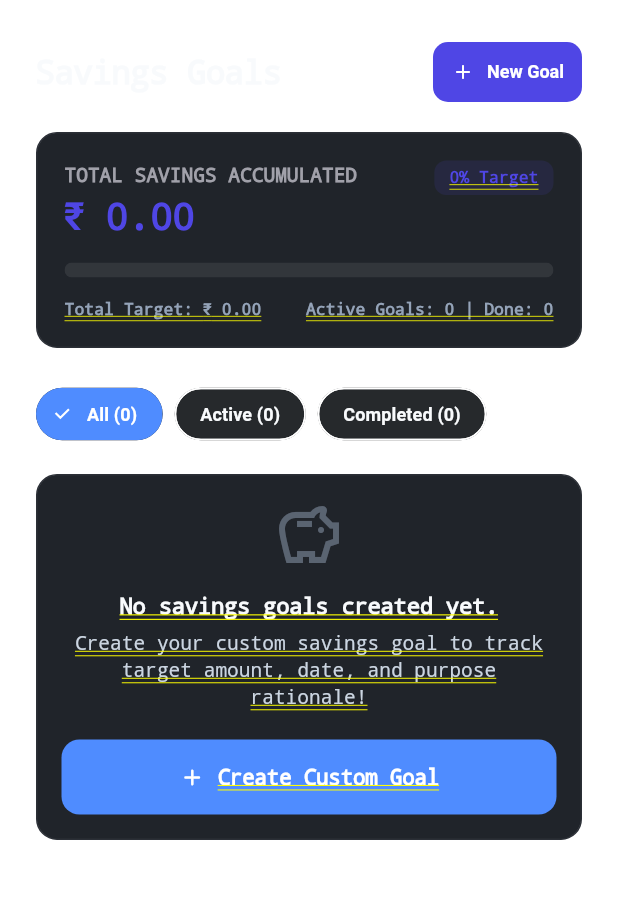
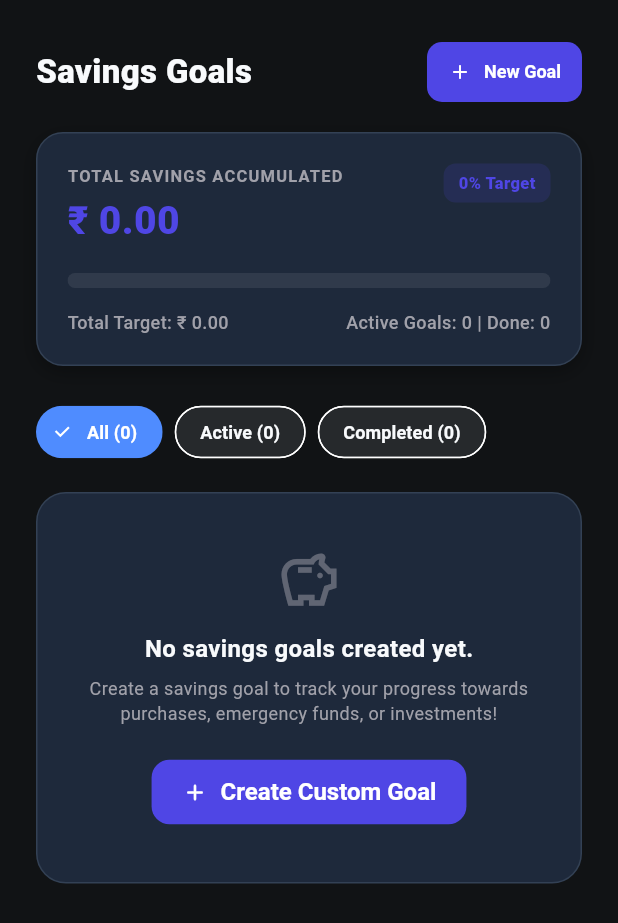
Before and after one commit to viswaas08/FinPilot-ExpenseTracker, a Flutter app: the SavingsGoalsDashboardScreen screen opened by its route, on a phone screen of 412 x 824 dp. Shown: the top 923 px of the screen. Run offline on Flutter 3.47's test engine with Material 3 defaults, Android fonts, the phone set to English and light mode, and no system bars; our stand-ins replace cloud_firestore, dio, firebase_auth, firebase_core, fl_chart, flutter_riverpod and 4 more; accounts and stored records are empty.

Commit message:
fix: wrapped SavingsGoalsDashboardScreen in Scaffold with proper canvas background and text styling

```diff
--- a/lib/features/savings_goals/presentation/screens/savings_goals_dashboard_screen.dart
+++ b/lib/features/savings_goals/presentation/screens/savings_goals_dashboard_screen.dart
@@ -1,9 +1,7 @@
 import 'package:flutter/material.dart';
 import 'package:flutter_riverpod/flutter_riverpod.dart';
 import 'package:expense_tracker/core/theme/app_colors.dart';
-import 'package:expense_tracker/core/theme/app_typography.dart';
 import 'package:expense_tracker/core/design_system/quantum_tokens.dart';
-import 'package:expense_tracker/core/design_system/quantum_glass_card.dart';
 import 'package:expense_tracker/core/design_system/quantum_button.dart';
 import 'package:expense_tracker/core/design_system/quantum_dialog.dart';
 import 'package:expense_tracker/core/design_system/quantum_textfield.dart';
@@ -95,8 +93,13 @@ class _SavingsGoalsDashboardScreenState
     }).toList();
 
     final isDark = Theme.of(context).brightness == Brightness.dark;
+    final textColor = isDark ? AppColors.darkTextPrimary : AppColors.lightTextPrimary;
+    final subTextColor = isDark ? AppColors.darkTextSecondary : AppColors.lightTextSecondary;
 
-    return SingleChildScrollView(
+    return Scaffold(
+      backgroundColor: isDark ? AppColors.darkBackground : AppColors.lightBackground,
+      body: SafeArea(
+        child: SingleChildScrollView(
           physics: const BouncingScrollPhysics(),
           padding: const EdgeInsets.all(24.0),
           child: Column(
@@ -107,9 +110,11 @@ class _SavingsGoalsDashboardScreenState
                   Expanded(
                     child: Text(
                       'Savings Goals',
-                  style: AppTypography.screenTitle.copyWith(
-                    color: isDark ? AppColors.primaryText : AppColors.lightTextPrimary,
+                      style: TextStyle(
                         fontSize: 22,
+                        fontWeight: FontWeight.w800,
+                        color: textColor,
+                        decoration: TextDecoration.none,
                       ),
                       maxLines: 1,
                       overflow: TextOverflow.ellipsis,
@@ -125,11 +130,11 @@ class _SavingsGoalsDashboardScreenState
                     icon: const Icon(Icons.add_rounded, size: 16, color: Colors.white),
                     label: const Text(
                       'New Goal',
-                  style: TextStyle(fontWeight: FontWeight.w700, fontSize: 12, color: Colors.white),
+                      style: TextStyle(fontWeight: FontWeight.w700, fontSize: 12, color: Colors.white, decoration: TextDecoration.none),
                     ),
                     style: ElevatedButton.styleFrom(
                       backgroundColor: AppColors.primary,
-                  padding: const EdgeInsets.symmetric(horizontal: 12, vertical: 8),
+                      padding: const EdgeInsets.symmetric(horizontal: 14, vertical: 10),
                       shape: RoundedRectangleBorder(borderRadius: BorderRadius.circular(10)),
                       elevation: 0,
                     ),
@@ -140,11 +145,18 @@ class _SavingsGoalsDashboardScreenState
 
               // Overall Hero Summary Card
               Container(
-            padding: const EdgeInsets.all(18),
+                padding: const EdgeInsets.all(20),
                 decoration: BoxDecoration(
-              color: isDark ? AppColors.card : Colors.white,
-              borderRadius: BorderRadius.circular(14),
-              border: Border.all(color: isDark ? AppColors.border : AppColors.lightBorder),
+                  color: isDark ? const Color(0xFF1E293B) : Colors.white,
+                  borderRadius: BorderRadius.circular(18),
+                  border: Border.all(color: isDark ? const Color(0xFF334155) : AppColors.lightBorder),
+                  boxShadow: [
+                    BoxShadow(
+                      color: Colors.black.withValues(alpha: isDark ? 0.3 : 0.04),
+                      blurRadius: 10,
+                      offset: const Offset(0, 4),
+                    ),
+                  ],
                 ),
                 child: Column(
                   crossAxisAlignment: CrossAxisAlignment.start,
@@ -158,9 +170,12 @@ class _SavingsGoalsDashboardScreenState
                             children: [
                               Text(
                                 'TOTAL SAVINGS ACCUMULATED',
-                            style: AppTypography.caption.copyWith(
-                              color: isDark ? AppColors.secondaryText : AppColors.lightTextSecondary,
+                                style: TextStyle(
+                                  color: subTextColor,
                                   fontWeight: FontWeight.w700,
+                                  fontSize: 11,
+                                  letterSpacing: 0.8,
+                                  decoration: TextDecoration.none,
                                 ),
                               ),
                               const SizedBox(height: 4),
@@ -169,9 +184,11 @@ class _SavingsGoalsDashboardScreenState
                                 alignment: Alignment.centerLeft,
                                 child: Text(
                                   CurrencyFormatter.format(state.totalSaved),
-                              style: AppTypography.financialValue.copyWith(
+                                  style: const TextStyle(
                                     color: AppColors.primary,
                                     fontSize: 26,
+                                    fontWeight: FontWeight.w900,
+                                    decoration: TextDecoration.none,
                                   ),
                                 ),
                               ),
@@ -182,15 +199,16 @@ class _SavingsGoalsDashboardScreenState
                         Container(
                           padding: const EdgeInsets.symmetric(horizontal: 10, vertical: 5),
                           decoration: BoxDecoration(
-                        color: AppColors.primary.withValues(alpha: 0.12),
+                            color: AppColors.primary.withValues(alpha: 0.15),
                             borderRadius: BorderRadius.circular(8),
                           ),
                           child: Text(
                             '${state.overallProgress.toStringAsFixed(0)}% Target',
                             style: const TextStyle(
                               fontSize: 11,
-                          fontWeight: FontWeight.w700,
+                              fontWeight: FontWeight.w800,
                               color: AppColors.primary,
+                              decoration: TextDecoration.none,
                             ),
                           ),
                         ),
@@ -203,7 +221,7 @@ class _SavingsGoalsDashboardScreenState
                         value: (state.overallProgress / 100.0).clamp(0.0, 1.0),
                         minHeight: 10,
                         backgroundColor: Colors.white.withValues(alpha: 0.08),
-                    valueColor: const AlwaysStoppedAnimation<Color>(QuantumColors.primaryAccent),
+                        valueColor: const AlwaysStoppedAnimation<Color>(AppColors.primary),
                       ),
                     ),
                     const SizedBox(height: 14),
@@ -212,11 +230,11 @@ class _SavingsGoalsDashboardScreenState
                       children: [
                         Text(
                           'Total Target: ${CurrencyFormatter.format(state.totalTarget)}',
-                      style: QuantumTypography.caption,
+                          style: TextStyle(fontSize: 12, color: subTextColor, fontWeight: FontWeight.w500, decoration: TextDecoration.none),
                         ),
                         Text(
                           'Active Goals: ${state.activeGoalsCount} | Done: ${state.completedGoalsCount}',
-                      style: QuantumTypography.caption,
+                          style: TextStyle(fontSize: 12, color: subTextColor, fontWeight: FontWeight.w500, decoration: TextDecoration.none),
                         ),
                       ],
                     ),
@@ -239,35 +257,45 @@ class _SavingsGoalsDashboardScreenState
 
               // Goals List
               if (filteredGoals.isEmpty)
-            QuantumGlassCard(
-              material: QuantumGlassMaterial.md,
-              child: Center(
+                Container(
+                  width: double.infinity,
+                  padding: const EdgeInsets.symmetric(vertical: 36, horizontal: 20),
+                  decoration: BoxDecoration(
+                    color: isDark ? const Color(0xFF1E293B) : Colors.white,
+                    borderRadius: BorderRadius.circular(20),
+                    border: Border.all(color: isDark ? const Color(0xFF334155) : AppColors.lightBorder),
+                  ),
                   child: Column(
                     children: [
-                    Icon(Icons.savings_outlined, size: 48, color: QuantumColors.mutedText.withValues(alpha: 0.5)),
+                      Icon(Icons.savings_outlined, size: 44, color: subTextColor.withValues(alpha: 0.5)),
                       const SizedBox(height: 12),
-                    const Text(
+                      Text(
                         'No savings goals created yet.',
-                      style: QuantumTypography.titleMedium,
+                        style: TextStyle(color: textColor, fontSize: 16, fontWeight: FontWeight.w700, decoration: TextDecoration.none),
                       ),
                       const SizedBox(height: 6),
-                    const Text(
-                      'Create your custom savings goal to track target amount, date, and purpose rationale!',
+                      Text(
+                        'Create a savings goal to track your progress towards purchases, emergency funds, or investments!',
                         textAlign: TextAlign.center,
-                      style: QuantumTypography.bodyMedium,
+                        style: TextStyle(color: subTextColor, fontSize: 12, decoration: TextDecoration.none),
                       ),
                       const SizedBox(height: 20),
-                    QuantumButton(
-                      label: 'Create Custom Goal',
-                      icon: Icons.add_rounded,
+                      ElevatedButton.icon(
                         onPressed: () {
                           Navigator.of(context).push(
                             MaterialPageRoute(builder: (context) => const SavingsGoalFormScreen()),
                           );
                         },
+                        icon: const Icon(Icons.add_rounded, size: 18, color: Colors.white),
+                        label: const Text('Create Custom Goal', style: TextStyle(fontWeight: FontWeight.w700, color: Colors.white, decoration: TextDecoration.none)),
+                        style: ElevatedButton.styleFrom(
+                          backgroundColor: AppColors.primary,
+                          padding: const EdgeInsets.symmetric(horizontal: 20, vertical: 12),
+                          shape: RoundedRectangleBorder(borderRadius: BorderRadius.circular(12)),
+                          elevation: 0,
+                        ),
                       ),
                     ],
-                ),
                   ),
                 )
               else
@@ -294,6 +322,8 @@ class _SavingsGoalsDashboardScreenState
               const SizedBox(height: 100),
             ],
           ),
+        ),
+      ),
     );
   }
 
```
Lines whose indentation alone changed are shown as unchanged.
